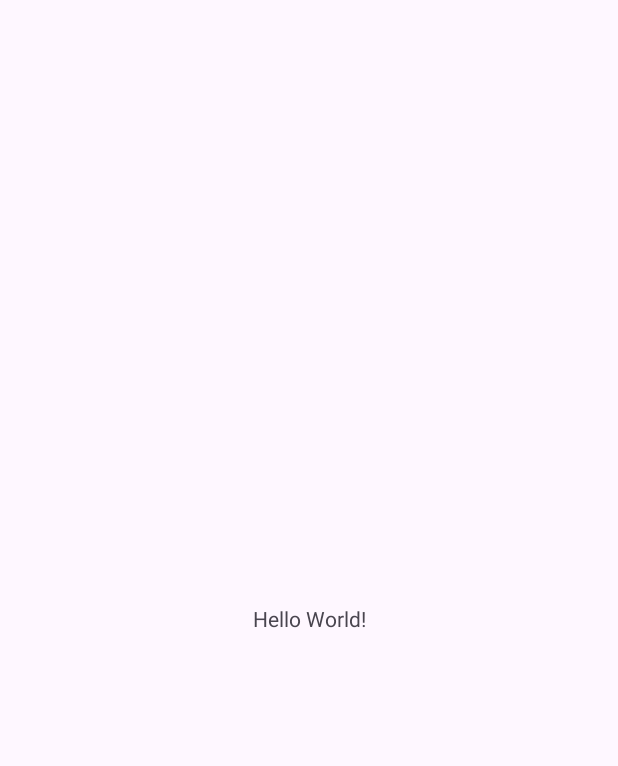
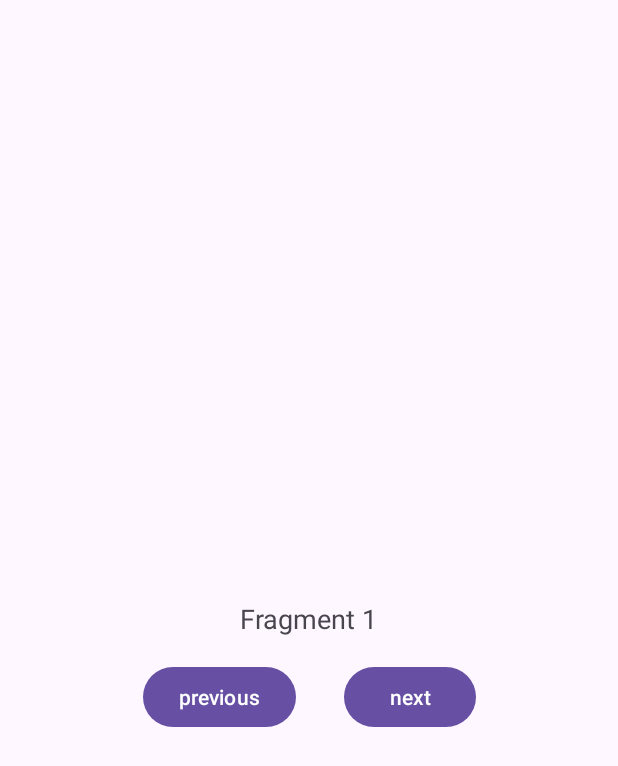
Before and after one commit to MakeMeGreat/tasks, an Android app: the screen it shows after launch (MainActivity), on a phone screen of 412 x 824 dp. Before the commit the part shown is almost empty. Shown: the top 766 px of the screen. Run offline under Robolectric (Android 15) with nearby library versions, the phone set to English and light mode, and no system bars.

Commit message:
Fragments for task1 added

```diff
--- a/app/src/main/java/com/example/tasks/MainActivity.kt
+++ b/app/src/main/java/com/example/tasks/MainActivity.kt
@@ -5,6 +5,7 @@ import androidx.activity.enableEdgeToEdge
 import androidx.appcompat.app.AppCompatActivity
 import androidx.core.view.ViewCompat
 import androidx.core.view.WindowInsetsCompat
+import com.example.tasks.task1.Task1Fragment1
 
 class MainActivity : AppCompatActivity() {
     override fun onCreate(savedInstanceState: Bundle?) {
@@ -16,5 +17,10 @@ class MainActivity : AppCompatActivity() {
             v.setPadding(systemBars.left, systemBars.top, systemBars.right, systemBars.bottom)
             insets
         }
+        if (savedInstanceState == null) {
+            supportFragmentManager.beginTransaction()
+                .replace(R.id.fragment_container_view, Task1Fragment1())
+                .commit()
+        }
     }
 }
--- /dev/null
+++ b/app/src/main/java/com/example/tasks/task1/BaseFragment.kt
@@ -0,0 +1,37 @@
+package com.example.tasks.task1
+
+import android.os.Bundle
+import android.view.LayoutInflater
+import android.view.View
+import android.view.ViewGroup
+import androidx.annotation.CallSuper
+import androidx.annotation.LayoutRes
+import androidx.fragment.app.Fragment
+import androidx.viewbinding.ViewBinding
+
+abstract class BaseFragment<VBinding : ViewBinding>(
+    @LayoutRes val layoutRes: Int,
+) : Fragment(layoutRes) {
+
+    private var _binding: VBinding? = null
+    protected val binding get() = requireNotNull(_binding)
+
+
+    @CallSuper
+    override fun onCreateView(
+        inflater: LayoutInflater,
+        container: ViewGroup?,
+        savedInstanceState: Bundle?,
+    ): View? {
+
+        _binding = createBinding(inflater, container)
+        return binding.root
+    }
+
+    protected abstract fun createBinding(inflater: LayoutInflater, container: ViewGroup?): VBinding
+
+    override fun onDestroy() {
+        _binding = null
+        super.onDestroy()
+    }
+}
--- /dev/null
+++ b/app/src/main/java/com/example/tasks/task1/Task1Fragment1.kt
@@ -0,0 +1,21 @@
+package com.example.tasks.task1
+
+import android.os.Bundle
+import androidx.fragment.app.Fragment
+import android.view.LayoutInflater
+import android.view.View
+import android.view.ViewGroup
+import com.example.tasks.R
+import com.example.tasks.databinding.Fragment1Task1Binding
+
+class Task1Fragment1 : BaseFragment<Fragment1Task1Binding>(R.layout.fragment1_task1) {
+    override fun createBinding(
+        inflater: LayoutInflater,
+        container: ViewGroup?,
+    ): Fragment1Task1Binding {
+        return Fragment1Task1Binding.inflate(inflater, container, false)
+    }
+
+
+
+}
--- a/app/src/main/res/layout/activity_main.xml
+++ b/app/src/main/res/layout/activity_main.xml
@@ -1,19 +1,14 @@
 <?xml version="1.0" encoding="utf-8"?>
-<androidx.constraintlayout.widget.ConstraintLayout xmlns:android="http://schemas.android.com/apk/res/android"
-    xmlns:app="http://schemas.android.com/apk/res-auto"
+<FrameLayout xmlns:android="http://schemas.android.com/apk/res/android"
     xmlns:tools="http://schemas.android.com/tools"
     android:id="@+id/main"
     android:layout_width="match_parent"
     android:layout_height="match_parent"
     tools:context=".MainActivity">
 
-    <TextView
-        android:layout_width="wrap_content"
-        android:layout_height="wrap_content"
-        android:text="Hello World!"
-        app:layout_constraintBottom_toBottomOf="parent"
-        app:layout_constraintEnd_toEndOf="parent"
-        app:layout_constraintStart_toStartOf="parent"
-        app:layout_constraintTop_toTopOf="parent" />
+    <androidx.fragment.app.FragmentContainerView
+        android:id="@+id/fragment_container_view"
+        android:layout_width="match_parent"
+        android:layout_height="match_parent"/>
 
-</androidx.constraintlayout.widget.ConstraintLayout>
+</FrameLayout>
--- /dev/null
+++ b/app/src/main/res/layout/fragment1_task1.xml
@@ -0,0 +1,41 @@
+<?xml version="1.0" encoding="utf-8"?>
+<androidx.constraintlayout.widget.ConstraintLayout xmlns:android="http://schemas.android.com/apk/res/android"
+    xmlns:app="http://schemas.android.com/apk/res-auto"
+    xmlns:tools="http://schemas.android.com/tools"
+    android:layout_width="match_parent"
+    android:layout_height="match_parent"
+    tools:context=".task1.Task1Fragment1">
+
+
+    <TextView
+        android:id="@+id/fragment_number_text_view"
+        android:layout_width="wrap_content"
+        android:layout_height="wrap_content"
+        android:text="Fragment 1"
+        android:textSize="18sp"
+        app:layout_constraintBottom_toBottomOf="parent"
+        app:layout_constraintEnd_toEndOf="parent"
+        app:layout_constraintStart_toStartOf="parent"
+        app:layout_constraintTop_toTopOf="parent" />
+
+    <Button
+        android:id="@+id/previous_button"
+        android:layout_width="wrap_content"
+        android:layout_height="wrap_content"
+        android:text="previous"
+        app:layout_constraintTop_toBottomOf="@id/fragment_number_text_view"
+        app:layout_constraintEnd_toStartOf="@id/next_button"
+        android:layout_margin="16dp"
+        app:layout_constraintStart_toStartOf="@id/fragment_number_text_view"/>
+
+    <Button
+        android:id="@+id/next_button"
+        android:layout_width="wrap_content"
+        android:layout_height="wrap_content"
+        android:text="next"
+        android:layout_margin="16dp"
+        app:layout_constraintStart_toEndOf="@id/previous_button"
+        app:layout_constraintEnd_toEndOf="@id/fragment_number_text_view"
+        app:layout_constraintTop_toBottomOf="@id/fragment_number_text_view"/>
+
+</androidx.constraintlayout.widget.ConstraintLayout>
--- a/app/src/main/res/values/strings.xml
+++ b/app/src/main/res/values/strings.xml
@@ -1,3 +1,5 @@
 <resources>
     <string name="app_name">tasks</string>
+    <!-- TODO: Remove or change this placeholder text -->
+    <string name="hello_blank_fragment">Hello blank fragment</string>
 </resources>
```
Also changed, not shown: app/src/main/java/com/example/tasks/task1/Task1Fragment2.kt (added, +16 -0 lines), app/src/main/java/com/example/tasks/task1/Task1Fragment3.kt (added, +19 -0 lines), app/src/main/res/layout/fragment2_task1.xml (added, +40 -0 lines), app/src/main/res/layout/fragment3_task1.xml (added, +40 -0 lines).
